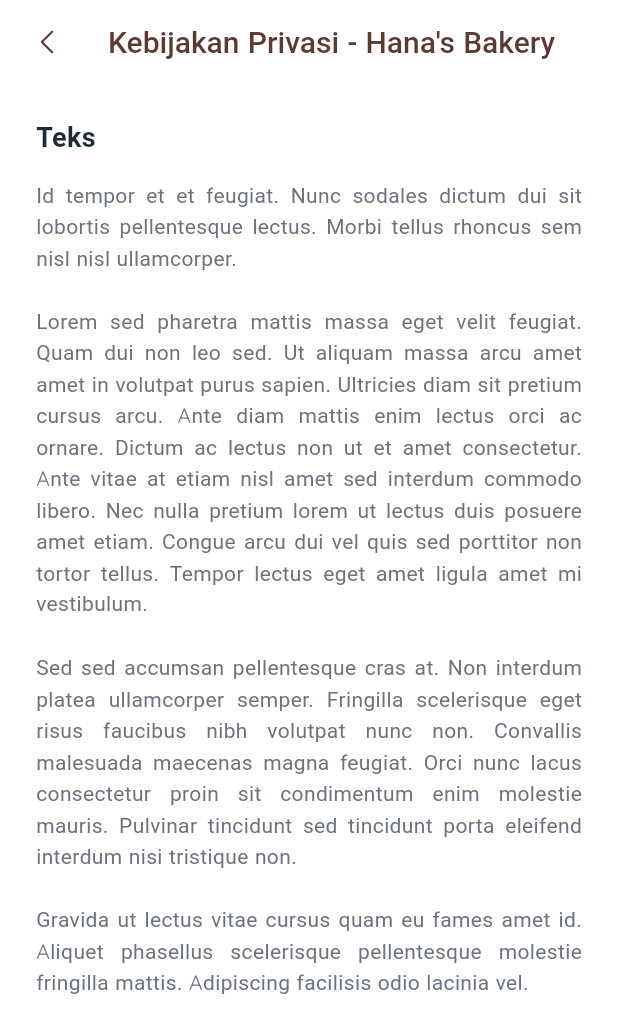
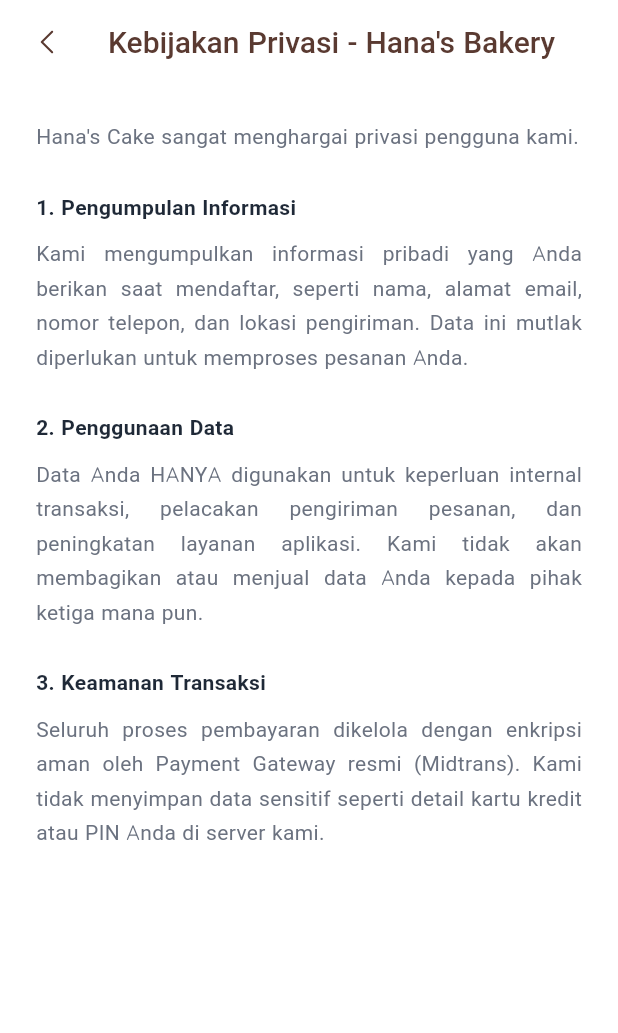
Before and after one commit to faridanaksoleh/hanas_cake, a Flutter app: the PrivacyPolicyPage screen opened by its route, on a phone screen of 412 x 824 dp. Shown: the top 1033 px of the screen. Run offline on Flutter 3.47's test engine with Material 3 defaults, Android fonts, the phone set to English and light mode, and no system bars; our stand-ins replace dartz, dio, equatable, flutter_bloc, flutter_secure_storage, flutter_svg and 2 more; missing offline and left inert: midtrans_sdk; accounts and stored records are empty.

Commit message:
style: refaktor tipografi dan copywriting halaman legalitas
- Mengganti dummy text Lorem Ipsum dengan copywriting T&C dan Privacy Policy riil.
- Menerapkan hirarki visual typography (Bold headings, adjusted line-height).
- Menyesuaikan margin horizontal agar lebih lega dan konsisten dengan desain Figma ala Fore Coffee.

```diff
--- a/lib/presentation/pages/privacy_policy_page.dart
+++ b/lib/presentation/pages/privacy_policy_page.dart
@@ -37,23 +37,66 @@
         ),
       ),
       body: SingleChildScrollView(
-        padding: const EdgeInsets.all(24.0),
+        padding: const EdgeInsets.symmetric(horizontal: 24.0, vertical: 24.0),
         child: Column(
           crossAxisAlignment: CrossAxisAlignment.start,
           children: [
             Text(
-              'Teks',
-              style: AppTextStyles.h2.copyWith(
+              "Hana's Cake sangat menghargai privasi pengguna kami.",
+              style: AppTextStyles.body.copyWith(
+                color: AppColors.textSecondary,
+                height: 1.6,
+              ),
+              textAlign: TextAlign.justify,
+            ),
+            const SpaceHeight(24),
+            Text(
+              '1. Pengumpulan Informasi',
+              style: AppTextStyles.body.copyWith(
                 color: AppColors.textPrimary,
                 fontWeight: FontWeight.bold,
               ),
             ),
-            const SpaceHeight(16),
+            const SpaceHeight(8),
             Text(
-              'Id tempor et et feugiat. Nunc sodales dictum dui sit lobortis pellentesque lectus. Morbi tellus rhoncus sem nisl nisl ullamcorper.\n\nLorem sed pharetra mattis massa eget velit feugiat. Quam dui non leo sed. Ut aliquam massa arcu amet amet in volutpat purus sapien. Ultricies diam sit pretium cursus arcu. Ante diam mattis enim lectus orci ac ornare. Dictum ac lectus non ut et amet consectetur. Ante vitae at etiam nisl amet sed interdum commodo libero. Nec nulla pretium lorem ut lectus duis posuere amet etiam. Congue arcu dui vel quis sed porttitor non tortor tellus. Tempor lectus eget amet ligula amet mi vestibulum.\n\nSed sed accumsan pellentesque cras at. Non interdum platea ullamcorper semper. Fringilla scelerisque eget risus faucibus nibh volutpat nunc non. Convallis malesuada maecenas magna feugiat. Orci nunc lacus consectetur proin sit condimentum enim molestie mauris. Pulvinar tincidunt sed tincidunt porta eleifend interdum nisi tristique non.\n\nGravida ut lectus vitae cursus quam eu fames amet id. Aliquet phasellus scelerisque pellentesque molestie fringilla mattis. Adipiscing facilisis odio lacinia vel.',
+              "Kami mengumpulkan informasi pribadi yang Anda berikan saat mendaftar, seperti nama, alamat email, nomor telepon, dan lokasi pengiriman. Data ini mutlak diperlukan untuk memproses pesanan Anda.",
               style: AppTextStyles.body.copyWith(
                 color: AppColors.textSecondary,
-                height: 1.5,
+                height: 1.6,
+              ),
+              textAlign: TextAlign.justify,
+            ),
+            const SpaceHeight(24),
+            Text(
+              '2. Penggunaan Data',
+              style: AppTextStyles.body.copyWith(
+                color: AppColors.textPrimary,
+                fontWeight: FontWeight.bold,
+              ),
+            ),
+            const SpaceHeight(8),
+            Text(
+              "Data Anda HANYA digunakan untuk keperluan internal transaksi, pelacakan pengiriman pesanan, dan peningkatan layanan aplikasi. Kami tidak akan membagikan atau menjual data Anda kepada pihak ketiga mana pun.",
+              style: AppTextStyles.body.copyWith(
+                color: AppColors.textSecondary,
+                height: 1.6,
+              ),
+              textAlign: TextAlign.justify,
+            ),
+            const SpaceHeight(24),
+            Text(
+              '3. Keamanan Transaksi',
+              style: AppTextStyles.body.copyWith(
+                color: AppColors.textPrimary,
+                fontWeight: FontWeight.bold,
+              ),
+            ),
+            const SpaceHeight(8),
+            Text(
+              "Seluruh proses pembayaran dikelola dengan enkripsi aman oleh Payment Gateway resmi (Midtrans). Kami tidak menyimpan data sensitif seperti detail kartu kredit atau PIN Anda di server kami.",
+              style: AppTextStyles.body.copyWith(
+                color: AppColors.textSecondary,
+                height: 1.6,
               ),
               textAlign: TextAlign.justify,
             ),
```
Also changed, not shown: lib/presentation/pages/terms_and_conditions_page.dart (+49 -6 lines).
